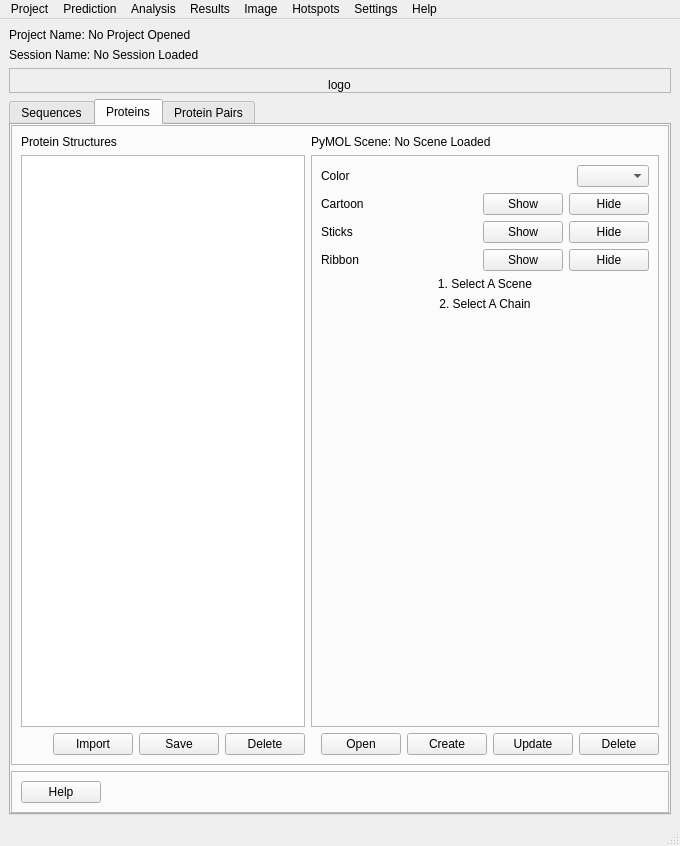
Above: pyssa/gui/ui/forms/main_view.ui from urban233/PySSA before the change. Below: the same form after it.
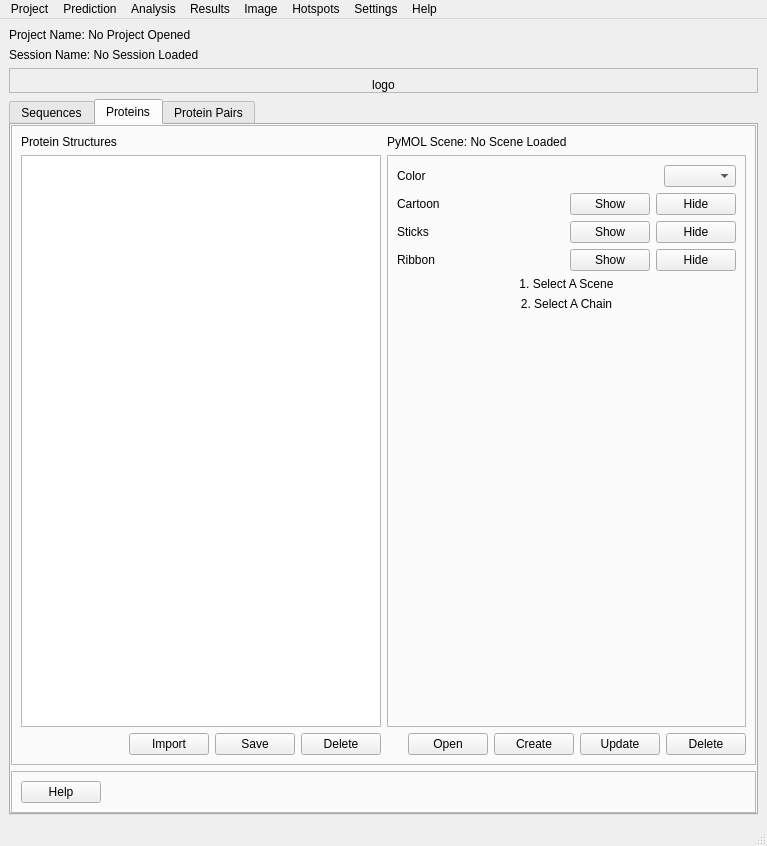
That is the form after the change. The open tabs and pages were chosen to show the change.

Commit message: add: Arrange Windows to Help

```diff
--- a/pyssa/gui/ui/forms/main_view.ui
+++ b/pyssa/gui/ui/forms/main_view.ui
@@ -6,7 +6,7 @@
    <rect>
     <x>0</x>
     <y>0</y>
-    <width>680</width>
+    <width>767</width>
     <height>846</height>
    </rect>
   </property>
@@ -949,8 +949,8 @@
     <rect>
      <x>0</x>
      <y>0</y>
-     <width>680</width>
-     <height>21</height>
+     <width>767</width>
+     <height>26</height>
     </rect>
    </property>
    <widget class="QMenu" name="menuProject">
```
Left out of the diff: 8 changed lines with no effect on the pictures. The commit also changes 1 other file.
